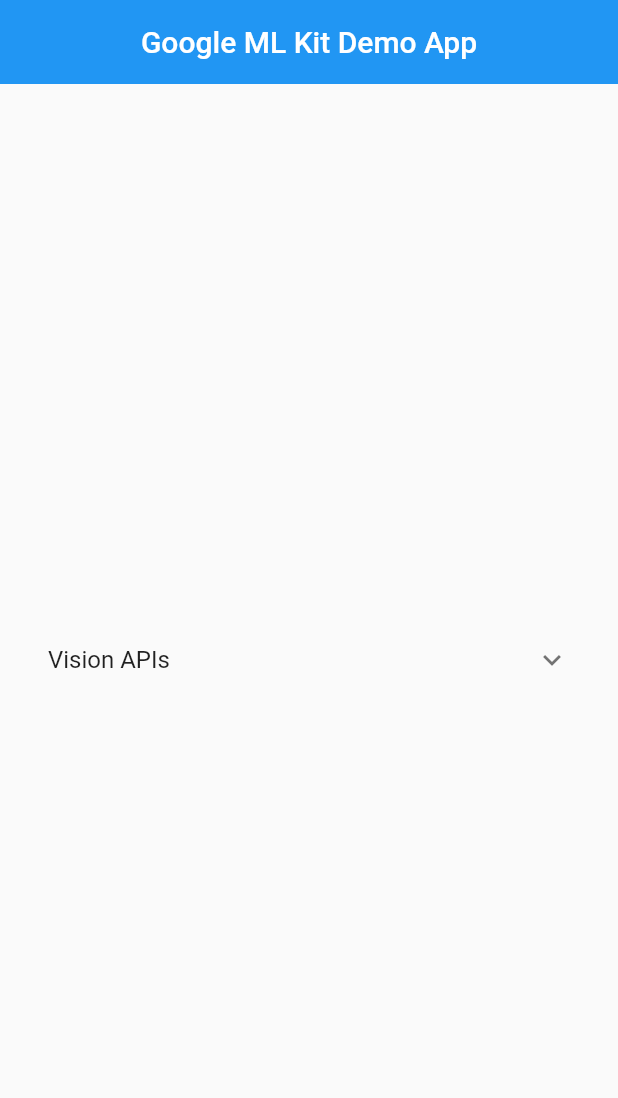
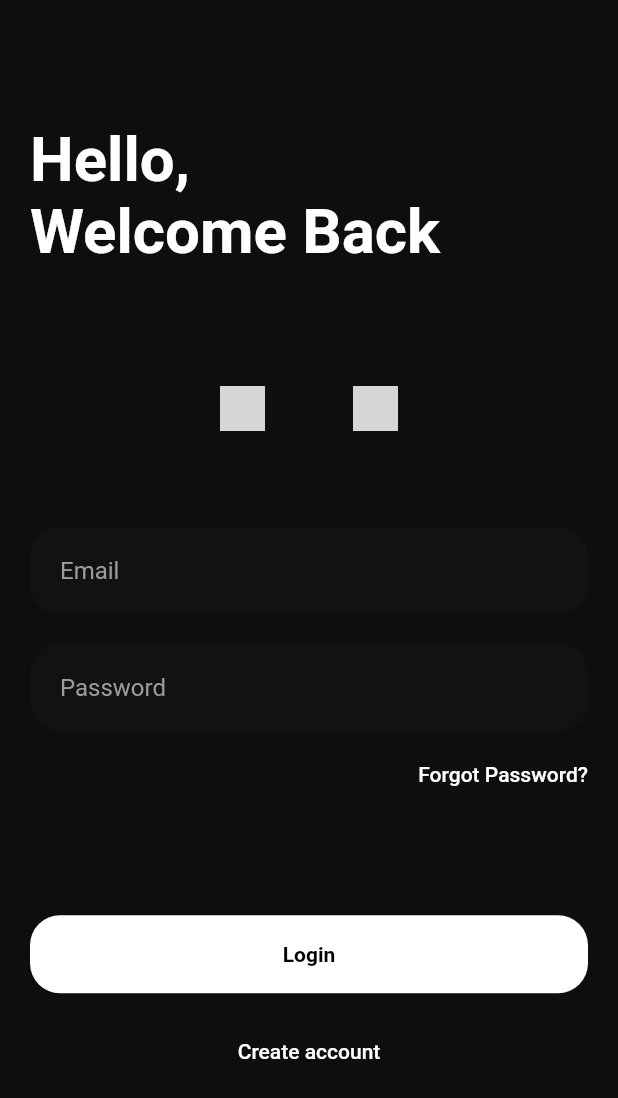
Before and after one commit to jakkappro/Food-Audit, a Flutter app: the screen it shows after launch, on a phone screen of 412 x 824 dp. Shown: the top 1098 px of the screen. Run offline on Flutter 3.47's test engine with Material 2 defaults, Android fonts, the phone set to English and light mode, and no system bars; our stand-ins replace camera, firebase_auth, firebase_core, image_picker; accounts and stored records are empty; grey boxes are pictures that could not be loaded.

Commit message:
add log in page there is no feedback if user doesn't exists

```diff
--- /dev/null
+++ b/packages/google_ml_kit/example/lib/login.dart
@@ -0,0 +1,144 @@
+import 'package:firebase_auth/firebase_auth.dart';
+import 'package:flutter/cupertino.dart';
+import 'package:flutter/material.dart';
+
+class LoginPage extends StatefulWidget {
+  @override
+  _LoginPageState createState() => _LoginPageState();
+}
+
+class _LoginPageState extends State<LoginPage> {
+  final _emailController = TextEditingController();
+  final _passwordController = TextEditingController();
+
+  @override
+  void dispose(){
+    _emailController.dispose();
+    _passwordController.dispose();
+    super.dispose();
+  }
+
+  @override
+  Widget build(BuildContext context) {
+    final width = MediaQuery.of(context).size.shortestSide;
+    final height = MediaQuery.of(context).size.longestSide;
+
+    return  Scaffold(
+      body: SingleChildScrollView(
+          child: Container(
+            width: width,
+            height: height,
+            padding: EdgeInsets.only(left: 20, right: 20, bottom: height * 0.12, top: height * 0.1),
+            child: Column(
+              crossAxisAlignment: CrossAxisAlignment.start,
+              mainAxisAlignment: MainAxisAlignment.spaceBetween,
+              mainAxisSize: MainAxisSize.max,
+              children: [
+                Text('Hello, \nWelcome Back', style: Theme.of(context).textTheme.headline1!.copyWith(fontSize: width * 0.1,)),
+                Column(
+                  crossAxisAlignment: CrossAxisAlignment.end,
+                  children: [
+                    Row(
+                      mainAxisAlignment: MainAxisAlignment.center,
+                      children: [
+                        TextButton(
+                          onPressed: () => {},
+                          style: TextButton.styleFrom(
+                            padding: EdgeInsets.all(0.0),
+                          ),
+                          child: Image(
+                            width: 30,
+                            image: AssetImage('assets/icons/google.png')
+                          )
+                        ),
+                        SizedBox(width: 25),
+                        TextButton(
+                          onPressed: () => {},
+                          child: Image(
+                            width: 30,
+                            image: AssetImage('assets/icons/facebook.png')
+                          ),
+                        )
+                      ],
+                    ),
+                    SizedBox(height: 55,),
+                    Container(
+                      padding: EdgeInsets.symmetric(horizontal: 20, vertical: 5),
+                      decoration: BoxDecoration(
+                        color: Theme.of(context).primaryColorLight,
+                        borderRadius: BorderRadius.all(Radius.circular(20))
+                      ),
+                      child: TextField(
+                        controller: _emailController,
+                        decoration: InputDecoration(
+                          border: InputBorder.none,
+                          hintText: 'Email'
+                        ),
+                      ),
+                    ),
+                    SizedBox(height: 20,),
+                    Container(
+                      padding: EdgeInsets.symmetric(horizontal: 20, vertical: 5),
+                      decoration: BoxDecoration(
+                        color: Theme.of(context).primaryColorLight,
+                        borderRadius: BorderRadius.all(Radius.circular(20))
+                      ),
+                      child: TextField(
+                        controller: _passwordController,
+                        obscureText: true,
+                        decoration: InputDecoration(
+                          border: InputBorder.none,
+                          hintText: 'Password'
+                        ),
+                      ),
+                    ),
+                    SizedBox(height: 5,),
+                    TextButton(
+                      onPressed: () => {},
+                      style: TextButton.styleFrom(
+                        padding: EdgeInsets.all(0)
+                      ),
+                      child: Text('Forgot Password?', style: Theme.of(context).textTheme.bodyText1,),
+                    ),
+                  ],
+                ),
+                Column(
+                  children: [
+                    ElevatedButton(
+                      onPressed: logIn,
+                      style: ElevatedButton.styleFrom(
+                        elevation: 0,
+                        padding: EdgeInsets.all(18),
+                        shape: RoundedRectangleBorder(
+                          borderRadius: BorderRadius.circular(20)
+                        ),
+                        backgroundColor: Colors.white,
+                      ),
+                      child: Center(child: Text('Login', style: TextStyle(fontWeight: FontWeight.bold, color: Colors.black),)),
+                    ),
+                    SizedBox(height: 15, width: width,),
+                    TextButton(
+                      onPressed: () => {},
+                      style: TextButton.styleFrom(
+                        padding: EdgeInsets.only(top: 0, bottom: 0),
+                        fixedSize: Size(320, 48)
+                      ),
+                      child: Text('Create account', style: Theme.of(context).textTheme.bodyText1)
+                    ),
+                  ],
+                )
+              ],
+            ),
+          ),
+        ),
+    );
+  }
+
+  Future<void> logIn() async {
+    try {
+    final result = await FirebaseAuth.instance.signInWithEmailAndPassword(email: _emailController.text.trim(), password: _passwordController.text.trim());
+    } on FirebaseAuthException catch (e) {
+
+    }
+  }
+}
--- a/packages/google_ml_kit/example/lib/main.dart
+++ b/packages/google_ml_kit/example/lib/main.dart
@@ -1,59 +1,27 @@
 import 'package:camera/camera.dart';
 import 'package:flutter/material.dart';
+import 'package:firebase_core/firebase_core.dart';
 
+import 'login.dart';
+import 'themes/app_theme.dart';
 import 'vision_detector_views/text_detector_view.dart';
 
 List<CameraDescription> cameras = [];
 
 Future<void> main() async {
   WidgetsFlutterBinding.ensureInitialized();
-
+  await Firebase.initializeApp();
   cameras = await availableCameras();
 
-  runApp(MyApp());
+  runApp(MaterialApp(
+    home: LoginPage(),
+    theme: AppTheme.light,
+    darkTheme: AppTheme.dark,
+    themeMode: ThemeMode.dark,
+    debugShowCheckedModeBanner: false,
+  ));
 }
 
-class MyApp extends StatelessWidget {
-  @override
-  Widget build(BuildContext context) {
-    return MaterialApp(
-      debugShowCheckedModeBanner: false,
-      home: Home(),
-    );
-  }
-}
-
-class Home extends StatelessWidget {
-  @override
-  Widget build(BuildContext context) {
-    return Scaffold(
-      appBar: AppBar(
-        title: Text('Google ML Kit Demo App'),
-        centerTitle: true,
-        elevation: 0,
-      ),
-      body: SafeArea(
-        child: Center(
-          child: SingleChildScrollView(
-            child: Padding(
-              padding: EdgeInsets.symmetric(horizontal: 16),
-              child: Column(
-                children: [
-                  ExpansionTile(
-                    title: const Text('Vision APIs'),
-                    children: [
-                      CustomCard('Text Recognition', TextRecognizerView()),
-                    ],
-                  ),
-                ],
-              ),
-            ),
-          ),
-        ),
-      ),
-    );
-  }
-}
 
 class CustomCard extends StatelessWidget {
   final String _label;
--- a/packages/google_ml_kit/example/pubspec.yaml
+++ b/packages/google_ml_kit/example/pubspec.yaml
@@ -17,7 +17,8 @@
   camera: ^0.10.0+4
   path: ^1.8.2
   path_provider: ^2.0.11
-
+  cloud_firestore: ^4.2.0
+  firebase_auth: ^4.2.1
   #  google_ml_kit:
   #    path: ../
   google_mlkit_commons:
@@ -57,3 +58,4 @@
   uses-material-design: true
   assets:
     - assets/ml/
+    - assets/icons/
```
Also changed, not shown: packages/google_ml_kit/example/lib/themes/app_color.dart (added, +12 -0 lines), packages/google_ml_kit/example/lib/themes/app_theme.dart (added, +9 -0 lines), packages/google_ml_kit/example/lib/themes/dark_theme.dart (added, +21 -0 lines), packages/google_ml_kit/example/lib/themes/light_theme.dart (added, +21 -0 lines), packages/google_ml_kit/example/assets/Icons/facebook.png (added), packages/google_ml_kit/example/assets/Icons/google.png (added), 3 other files.
